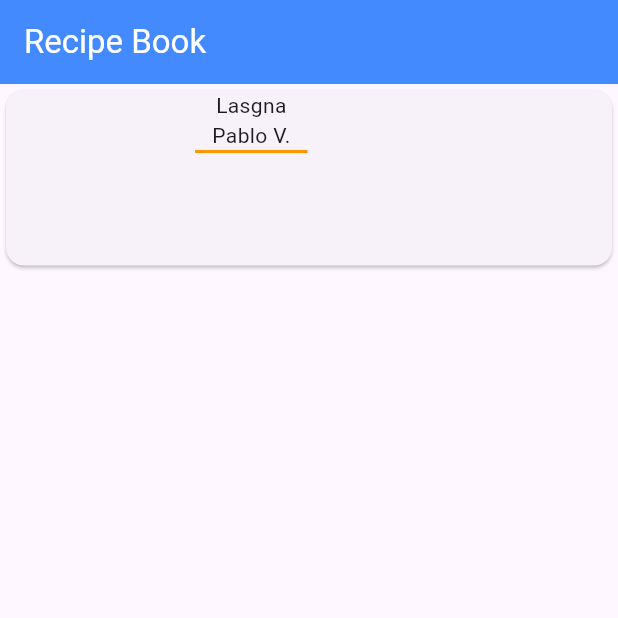
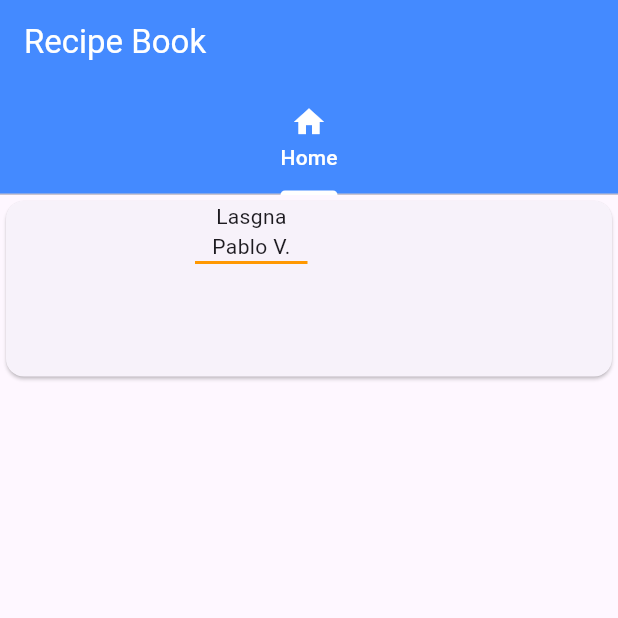
Before and after one commit to elpavh/Recetario-App, a Flutter app: the screen it shows after launch, on a phone screen of 412 x 824 dp, the top half of it. Run offline on Flutter 3.47's test engine with Material 3 defaults, Android fonts, the phone set to English and light mode, and no system bars.

Commit message:
movimos el container de la pantalla principal a la carpeta screen, en este caso lo movimos a la clase homescreen que extiende una clase de StatelessWidget, la cual se manda a llamar a travez de la TapBar

```diff
--- a/lib/main.dart
+++ b/lib/main.dart
@@ -1,4 +1,5 @@
 import 'package:flutter/material.dart';
+import 'package:recipe_book/screens/home_screen.dart';
 
 void main() => runApp(const MyApp());
 
@@ -23,37 +24,26 @@ class RecipeBook extends StatelessWidget {
 
   @override
   Widget build(BuildContext context) {
-    return Scaffold(
-      appBar: AppBar(
-        backgroundColor: Colors.blueAccent,
-        title: Text('Recipe Book', style: TextStyle(color: Colors.white)),
-      ),
-      body: Container(width:MediaQuery.of(context).size.width,
-      height: 125,
-        child: Card(
-          child: Row(
-            children: <Widget>[
-              Container(
-                height: 125,
-                width: 100,
-                child: ClipRRect(
-                  borderRadius: BorderRadius.circular(10.0),
-                  child: Container(),
-                ),
-              ),
-              SizedBox(width: 26),
-              Column(children: <Widget> [
-                Text("Lasgna"),
-                Text('Pablo V.'),
-                Container(
-                  height: 2,
-                  width: 75,
-                  color: Colors.orange
-                )
-              ],)
-            ],
-          ),
+    return DefaultTabController(
+      length: 1,
+      child: Scaffold(
+        appBar: AppBar(
+          backgroundColor: Colors.blueAccent,
+          title: Text(
+            'Recipe Book',
+            style: TextStyle(color:
+             Colors.white)
+             ),
+          bottom: TabBar(
+            indicatorColor: Colors.white,
+            labelColor: Colors.white,
+            unselectedLabelColor: Colors.white70,
+            tabs: [
+            Tab(icon: Icon(Icons.home), text: 'Home',),
+          ]),
         ),
+        body: TabBarView(children: [HomeScreen()],),
+
       ),
     );
   }
--- a/lib/screens/home_screen.dart
+++ b/lib/screens/home_screen.dart
@@ -5,6 +5,35 @@ class HomeScreen extends StatelessWidget {
 
   @override
   Widget build(BuildContext context) {
-    return Container();
+    return Scaffold(
+      body:Container(
+        width:MediaQuery.of(context).size.width,
+        height: 125,
+        child: Card(
+              child: Row(
+                children: <Widget>[
+                  Container(
+                    height: 125,
+                    width: 100,
+                    child: ClipRRect(
+                      borderRadius: BorderRadius.circular(10.0),
+                      child: Container(),
+                    ),
+                  ),
+                  SizedBox(width: 26),
+                  Column(children: <Widget> [
+                    Text("Lasgna"),
+                    Text('Pablo V.'),
+                    Container(
+                      height: 2,
+                      width: 75,
+                      color: Colors.orange
+                    )
+                  ],)
+                ],
+              ),
+            ),
+          )
+          );
   }
 }
```
